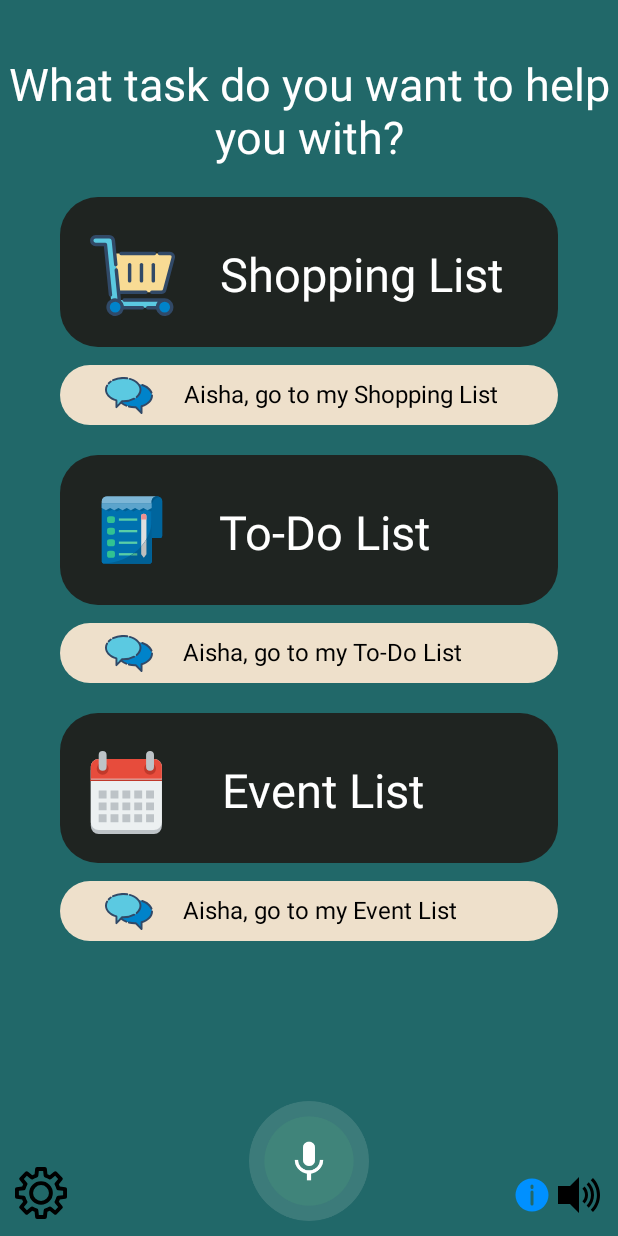
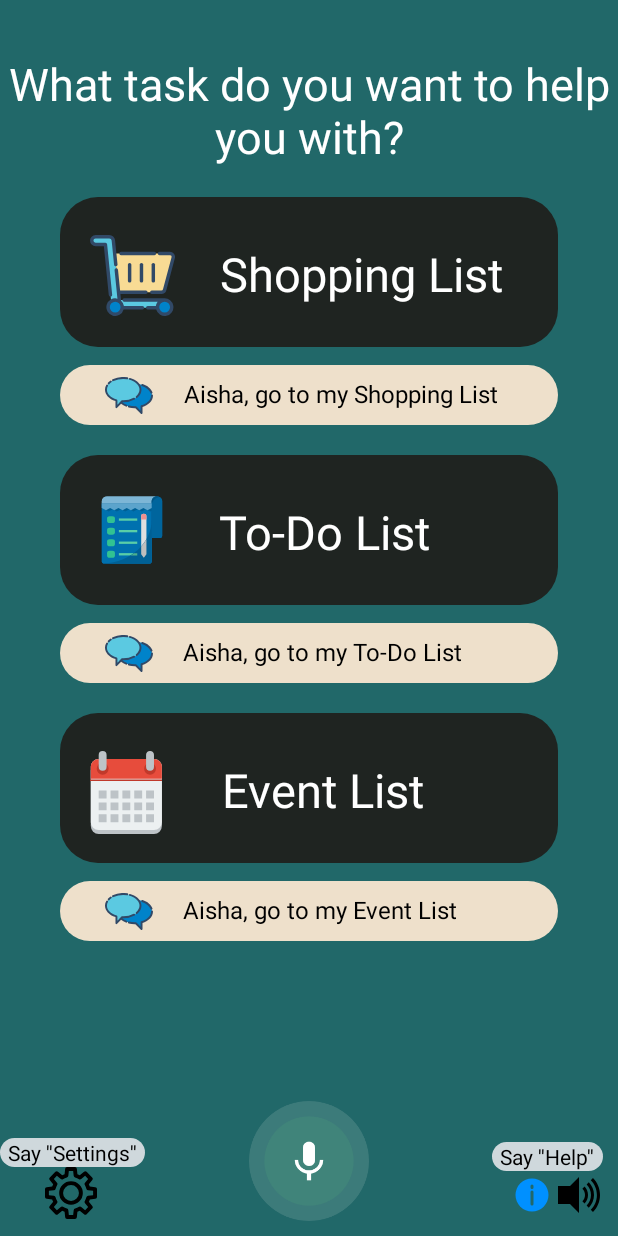
Before and after one commit to Alcore97/VoiceApp, an Android app: the screen it shows after launch (MainMenu), after a tap on an icon or button, on a phone screen of 412 x 824 dp. Run offline under Robolectric (Android 15) with nearby library versions, the phone set to English and light mode, and no system bars; libraries missing offline, so code that uses them is left out: com.orm; 2 statements that could not run were skipped.

Commit message:
Task List done, shop done, settings done, sounds done, errors done, only events

```diff
--- a/app/build.gradle
+++ b/app/build.gradle
@@ -35,6 +35,7 @@ dependencies {
     implementation 'androidx.recyclerview:recyclerview:1.1.0'
     implementation 'com.google.android.material:material:1.3.0'
     implementation 'com.github.satyan:sugar:1.5'
+    implementation 'joda-time:joda-time:2.10.10'
     testImplementation 'junit:junit:4.+'
     androidTestImplementation 'androidx.test.ext:junit:1.1.2'
     androidTestImplementation 'androidx.test.espresso:espresso-core:3.3.0'
--- a/app/src/main/AndroidManifest.xml
+++ b/app/src/main/AndroidManifest.xml
@@ -5,6 +5,8 @@
     <uses-permission android:name="android.permission.RECORD_AUDIO"></uses-permission>
     <uses-permission android:name="android.permission.INTERNET"></uses-permission>
     <uses-permission android:name="android.permission.ACCESS_NOTIFICATION_POLICY"></uses-permission>
+    <uses-permission android:name="android.permission.WRITE_CALENDAR"></uses-permission>
+    <uses-permission android:name="android.permission.READ_CALENDAR"></uses-permission>
 
     <application
         android:allowBackup="true"
--- a/app/src/main/java/com/alcore/voiceapp/activities/MainMenu.java
+++ b/app/src/main/java/com/alcore/voiceapp/activities/MainMenu.java
@@ -38,6 +38,8 @@ import static android.speech.tts.TextToSpeech.QUEUE_FLUSH;
 public class MainMenu extends AppCompatActivity implements RecognitionListener {
 
     private static final int RECORD_AUDIO_CODE = 100;
+    private static final int READ_CALENDAR_CODE = 200;
+    private static final int WRITE_CALENDAR_CODE = 300;
     private ImageView micro;
     private ImageView microalert;
     private TextToSpeech speaker;
@@ -53,6 +55,10 @@ public class MainMenu extends AppCompatActivity implements RecognitionListener {
         setContentView(R.layout.activity_main);
 
         micro = findViewById(R.id.micro);
+
+        checkPermission(Manifest.permission.READ_CALENDAR, READ_CALENDAR_CODE);
+        checkPermission(Manifest.permission.WRITE_CALENDAR, WRITE_CALENDAR_CODE);
+
 
         cargarPreferencias();
 
@@ -166,13 +172,8 @@ public class MainMenu extends AppCompatActivity implements RecognitionListener {
 
 
     public void Explaining(View view){
-        speaker.speak("Hi, i'm Aisha, your voice assistant." +
-                "This is Main Menu Screen, if you want to go to your Shopping List, you can say: Aisha, go to my Shopping List." +
-                "If you want to go to your To-Do List, you can say: Aisha, go to my To-Do List." +
-                "If you want to go to your Event List, you can say: Aisha, go to my Event List." +
-                "If you don't really know want to do in any screen, you can say: Help." +
-                "If you want to modify sound options, say: Settings." +
-                "Every time that you want to say something, push microphone button." +
+        speaker.speak("Hi, i'm Aisha, your voice assistant." + "Every time that you want to say something, push microphone button." +
+                "If you don't really know want to do in any screen, you can say: Help." + "If you want to modify sound options, say: Settings." +
                 "Enjoy.", QUEUE_FLUSH, null, "aleix");
     }
 
@@ -310,6 +311,8 @@ public class MainMenu extends AppCompatActivity implements RecognitionListener {
             Intent myIntent = new Intent(MainMenu.this, EventScreen.class);
             myIntent.putExtra("isEnable", ENABLED);
             startActivity(myIntent);
+        }else if(message.contains("Help")){
+            Explaining(view);
         }else if(message.contains("settings") || message.contains("setings")) {
             showAlertDialogButtonClicked(view, ENABLED);
         }else if(message.contains("enable") && !ENABLED){
--- a/app/src/main/java/com/alcore/voiceapp/activities/NewEventScreen.java
+++ b/app/src/main/java/com/alcore/voiceapp/activities/NewEventScreen.java
@@ -24,8 +24,6 @@ public class NewEventScreen extends AppCompatActivity {
         TextName.setText(Text1);
         String Text2 = getIntent().getStringExtra("eventdate");
         TextDate.setText(Text2);
-        String Text3 = getIntent().getStringExtra("eventhour");
-        TextHour.setText(Text3);
 
     }
 }
--- a/app/src/main/java/com/alcore/voiceapp/adapters/EventAdapter.java
+++ b/app/src/main/java/com/alcore/voiceapp/adapters/EventAdapter.java
@@ -7,6 +7,8 @@ import android.widget.TextView;
 
 import com.alcore.voiceapp.R;
 import com.alcore.voiceapp.models.EventModel;
+
+import org.joda.time.DateTime;
 
 import java.util.List;
 
@@ -33,7 +35,9 @@ public class EventAdapter extends RecyclerView.Adapter<EventAdapter.ViewHolder>{
     public void onBindViewHolder(@NonNull ViewHolder holder, int position) {
         EventModel list = product_list.get(position);
         holder.nameevent.setText(list.name);
-        holder.date.setText(list.date + list.hour);
+
+        DateTime aux = new DateTime(list.date);
+        holder.date.setText(aux.toString("dd MMM YYYY HH:mm"));
     }
 
     @Override
--- a/app/src/main/res/layout/activity_info_event.xml
+++ b/app/src/main/res/layout/activity_info_event.xml
@@ -82,7 +82,7 @@
             android:layout_width="wrap_content"
             android:layout_height="wrap_content"
             android:layout_toRightOf="@+id/i2"
-            android:text="Aisha, edit task ID"
+            android:text="Aisha, edit event ID"
             android:textAlignment="center"
             android:textColor="@color/black"
             android:textSize="@dimen/AishaSpeak"
--- a/app/src/main/res/layout/activity_main.xml
+++ b/app/src/main/res/layout/activity_main.xml
@@ -216,6 +216,28 @@
         android:layout_alignParentStart="true"
         android:layout_alignParentEnd="true"
         android:orientation="vertical">
+        <TextView
+            android:layout_width="wrap_content"
+            android:layout_height="wrap_content"
+            android:layout_alignParentRight="true"
+            android:layout_above="@+id/speaker"
+            android:background="@drawable/background_setting"
+            android:layout_marginRight="10dp"
+            android:paddingHorizontal="5dp"
+            android:textColor="@color/black"
+            android:text="Say ''Help''"
+            />
+        <TextView
+            android:layout_width="wrap_content"
+            android:layout_height="wrap_content"
+            android:layout_alignParentLeft="true"
+            android:layout_above="@+id/setting"
+            android:background="@drawable/background_setting"
+            android:layout_marginRight="10dp"
+            android:paddingHorizontal="5dp"
+            android:textColor="@color/black"
+            android:text="Say ''Settings''"
+            />
 
         <ImageView
             android:id="@+id/micro"
@@ -240,6 +262,7 @@
             android:id="@+id/infoicon"/>
 
         <ImageView
+            android:id="@+id/speaker"
             android:layout_width="wrap_content"
             android:layout_height="wrap_content"
             android:layout_alignParentEnd="true"
@@ -253,7 +276,7 @@
             android:layout_height="wrap_content"
             android:layout_alignParentBottom="true"
             android:layout_marginBottom="11dp"
-            android:layout_marginLeft="10dp"
+            android:layout_marginLeft="30dp"
             android:src="@drawable/ic_setting" />
     </RelativeLayout>
 
--- a/app/src/main/res/layout/activity_new_event.xml
+++ b/app/src/main/res/layout/activity_new_event.xml
@@ -52,7 +52,7 @@
         <TextView
             android:layout_width="match_parent"
             android:layout_height="wrap_content"
-            android:text="Task Name Field"
+            android:text="Event Name Field"
             android:textColor="@color/black"
             android:textSize="@dimen/SplashMain">
 
```
Also changed, not shown: app/src/main/java/com/alcore/voiceapp/Database/DB.java (+72 -0 lines), app/src/main/java/com/alcore/voiceapp/activities/EventScreen.java (+97 -15 lines), app/src/main/java/com/alcore/voiceapp/activities/NewTaskScreen.java (+12 -0 lines), app/src/main/java/com/alcore/voiceapp/models/EventModel.java (+8 -5 lines), app/src/main/res/layout/activity_event_screen.xml (+5 -3 lines).
